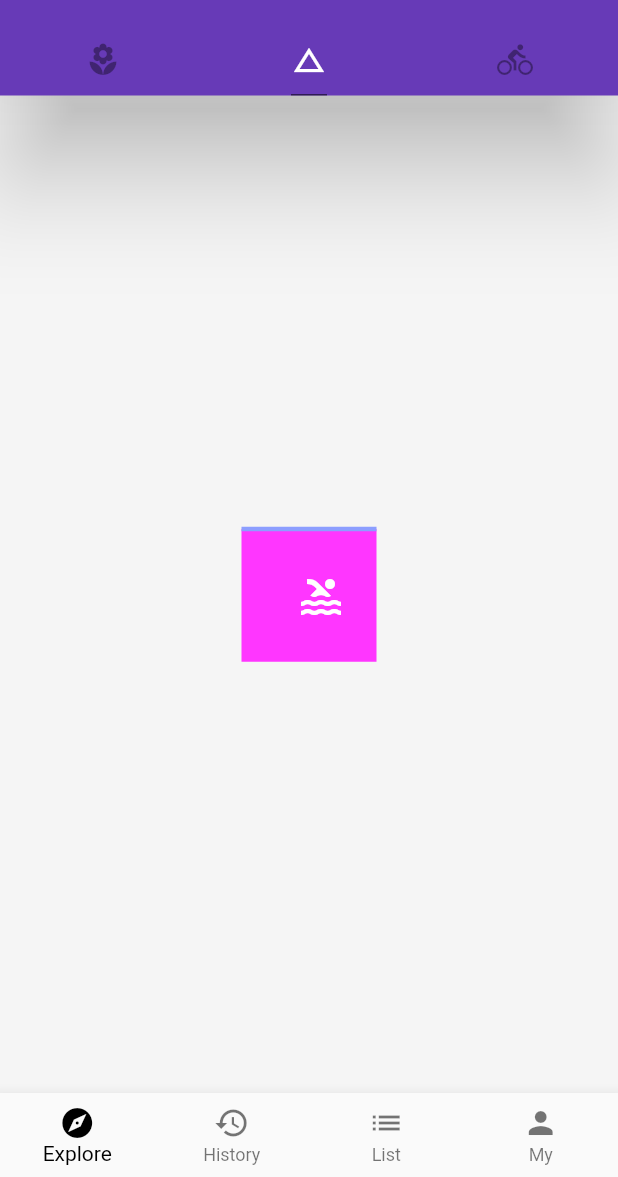
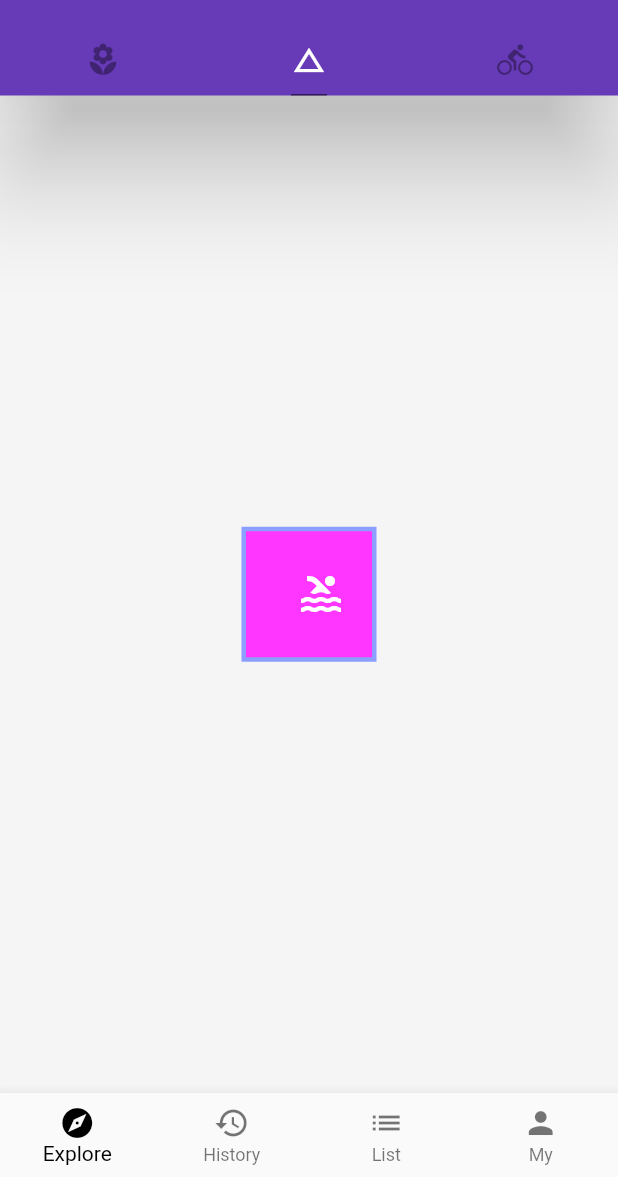
Before and after one commit to skylarsusu/susu_flutter, a Flutter app: the screen it shows after launch, tab 2 chosen, on a phone screen of 412 x 824 dp, the part 59-1236 px from its top. Run offline on Flutter 3.47's test engine with Material 2 defaults, Android fonts, the phone set to English and light mode, and no system bars; network calls fail.

Commit message:
实现四边边框

```diff
--- a/lib/Demo/BasicDemo.dart
+++ b/lib/Demo/BasicDemo.dart
@@ -19,12 +19,10 @@ class BasicDemo extends StatelessWidget {
             height: 90.0,
             decoration: BoxDecoration(
               color: Color.fromRGBO(255, 54, 255, 1.0),
-              border: Border(
-                top: BorderSide(
-                  color: Colors.indigoAccent[100],
-                  width: 3.0,
-                  style: BorderStyle.solid,
-                )
+              border: Border.all(
+                color: Colors.indigoAccent[100],
+                width: 3.0,
+                style: BorderStyle.solid,
               )
             ),
           )
```
